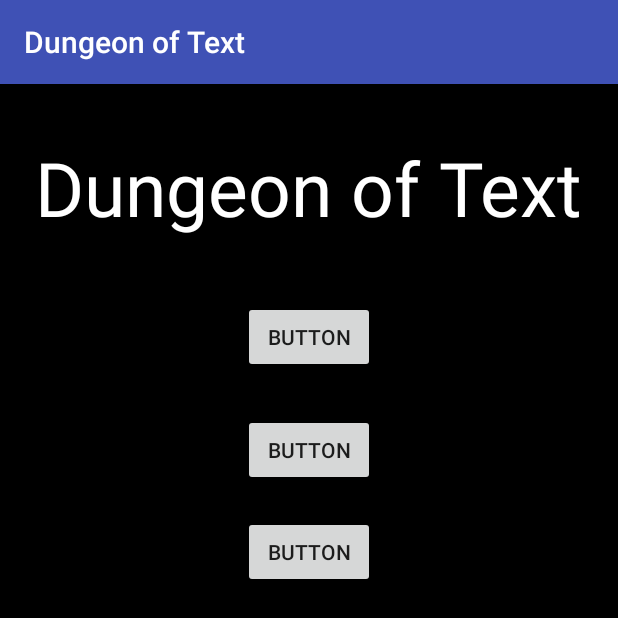
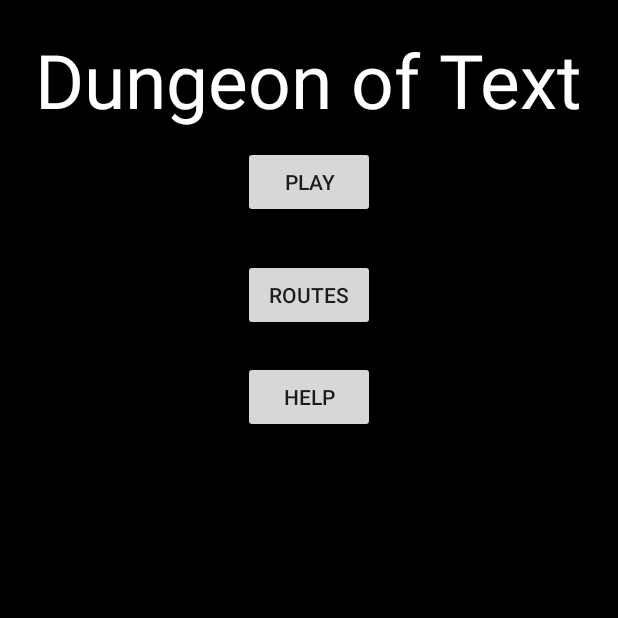
Before and after one commit to Chrisphy/dungeon-of-text, an Android app: the screen it shows after launch (MainActivity), on a phone screen of 412 x 824 dp. Shown: the top 618 px of the screen. Run offline under Robolectric (Android 15) with nearby library versions, the phone set to English and light mode, and no system bars.

Commit message:
Updated styles.xml and other minor changes. (@strings needs to be to be done, and not hardcoded)

```diff
--- a/app/src/main/AndroidManifest.xml
+++ b/app/src/main/AndroidManifest.xml
@@ -3,6 +3,7 @@
     package="deakin.dungeonoftext">
 
     <application
+        android:screenOrientation="landscape"
         android:allowBackup="true"
         android:icon="@mipmap/ic_launcher"
         android:label="@string/app_name"
--- a/app/src/main/res/layout/activity_main.xml
+++ b/app/src/main/res/layout/activity_main.xml
@@ -10,6 +10,10 @@
         android:id="@+id/imageView"
         android:layout_width="match_parent"
         android:layout_height="match_parent"
+        android:layout_alignParentStart="true"
+        android:layout_alignParentLeft="true"
+        android:layout_alignParentTop="true"
+        android:layout_marginTop="0dp"
         app:srcCompat="@android:color/background_dark"
         tools:layout_editor_absoluteX="0dp"
         tools:layout_editor_absoluteY="0dp" />
@@ -20,7 +24,7 @@
         android:layout_height="wrap_content"
         android:layout_alignParentTop="true"
         android:layout_centerHorizontal="true"
-        android:layout_marginTop="35dp"
+        android:layout_marginTop="19dp"
         android:text="Dungeon of Text"
         android:textColor="@android:color/white"
         android:textSize="50sp" />
@@ -29,10 +33,10 @@
         android:id="@+id/start_button"
         android:layout_width="wrap_content"
         android:layout_height="wrap_content"
-        android:layout_below="@+id/title_name"
+        android:layout_alignParentTop="true"
         android:layout_centerHorizontal="true"
-        android:layout_marginTop="42dp"
-        android:text="Button" />
+        android:layout_marginTop="97dp"
+        android:text="Play" />
 
     <Button
         android:id="@+id/routes_button"
@@ -42,7 +46,7 @@
         android:layout_alignRight="@+id/start_button"
         android:layout_below="@+id/start_button"
         android:layout_marginTop="27dp"
-        android:text="Button" />
+        android:text="Routes" />
 
     <Button
         android:id="@+id/help_button"
@@ -52,7 +56,7 @@
         android:layout_alignStart="@+id/routes_button"
         android:layout_below="@+id/routes_button"
         android:layout_marginTop="20dp"
-        android:text="Button" />
+        android:text="Help" />
 
 
 </RelativeLayout>
--- a/app/src/main/res/values/styles.xml
+++ b/app/src/main/res/values/styles.xml
@@ -1,7 +1,7 @@
 <resources>
 
     <!-- Base application theme. -->
-    <style name="AppTheme" parent="Theme.AppCompat.Light.DarkActionBar">
+    <style name="AppTheme" parent="Theme.AppCompat.Light.NoActionBar">
         <!-- Customize your theme here. -->
         <item name="colorPrimary">@color/colorPrimary</item>
         <item name="colorPrimaryDark">@color/colorPrimaryDark</item>
--- a/build.gradle
+++ b/build.gradle
@@ -7,7 +7,7 @@ buildscript {
         jcenter()
     }
     dependencies {
-        classpath 'com.android.tools.build:gradle:3.0.1'
+        classpath 'com.android.tools.build:gradle:3.1.0'
 
 
         // NOTE: Do not place your application dependencies here; they belong
```
Also changed, not shown: gradle/wrapper/gradle-wrapper.properties.
